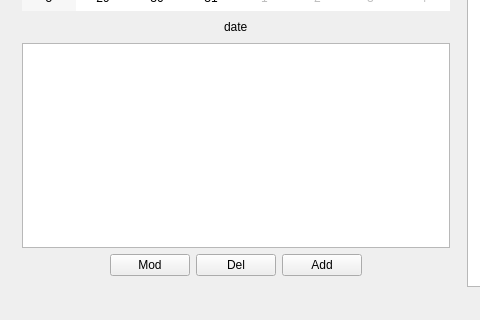
gnuvince/IFT2905-TP2, file VECalendar/mainwindow.ui: the form before one commit; both pictures show x 0 to 480 and y 281 to 601 of the 928 by 601 pixel window.
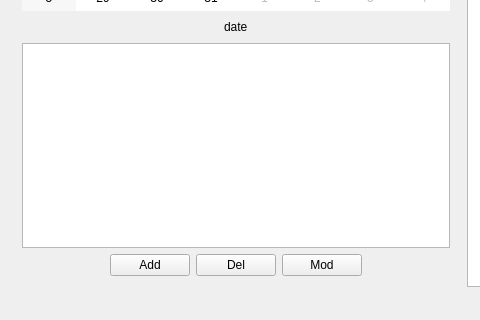
The form after the commit.

```diff
--- a/VECalendar/mainwindow.ui
+++ b/VECalendar/mainwindow.ui
@@ -141,20 +141,6 @@
                 </property>
                </spacer>
               </item>
-              <item>
-               <widget class="QPushButton" name="addEventButton">
-                <property name="text">
-                 <string>Add</string>
-                </property>
-               </widget>
-              </item>
-              <item>
-               <widget class="QPushButton" name="delEventButton">
-                <property name="text">
-                 <string>Del</string>
-                </property>
-               </widget>
-              </item>
               <item>
                <widget class="QPushButton" name="modEventButton">
                 <property name="text">
@@ -162,6 +148,20 @@
                 </property>
                </widget>
               </item>
+              <item>
+               <widget class="QPushButton" name="delEventButton">
+                <property name="text">
+                 <string>Del</string>
+                </property>
+               </widget>
+              </item>
+              <item>
+               <widget class="QPushButton" name="addEventButton">
+                <property name="text">
+                 <string>Add</string>
+                </property>
+               </widget>
+              </item>
               <item>
                <spacer name="z_horizontalSpacer_2">
                 <property name="orientation">
```
